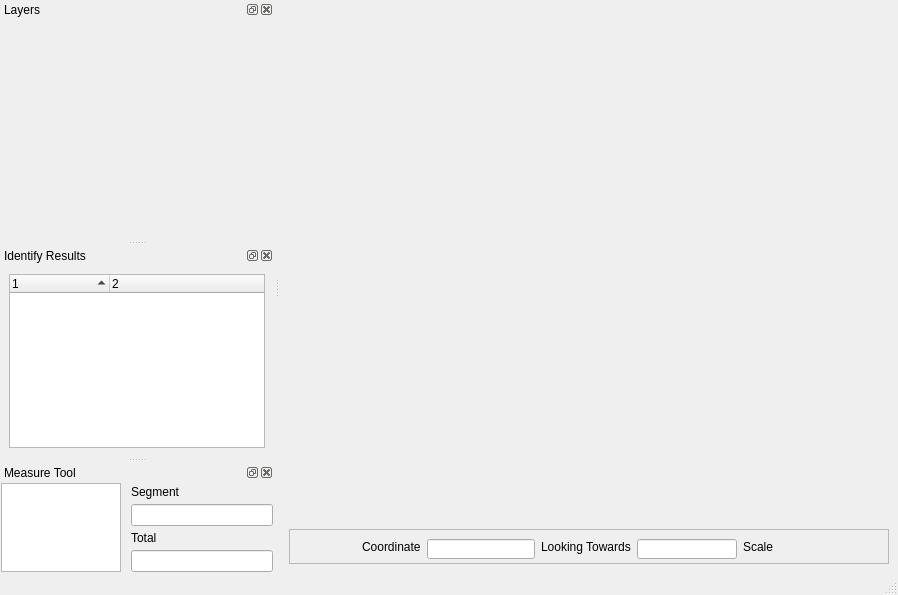
Old version of the form QDrillerPlugin/sectionview_base.ui in the repository valheran/QDriller.
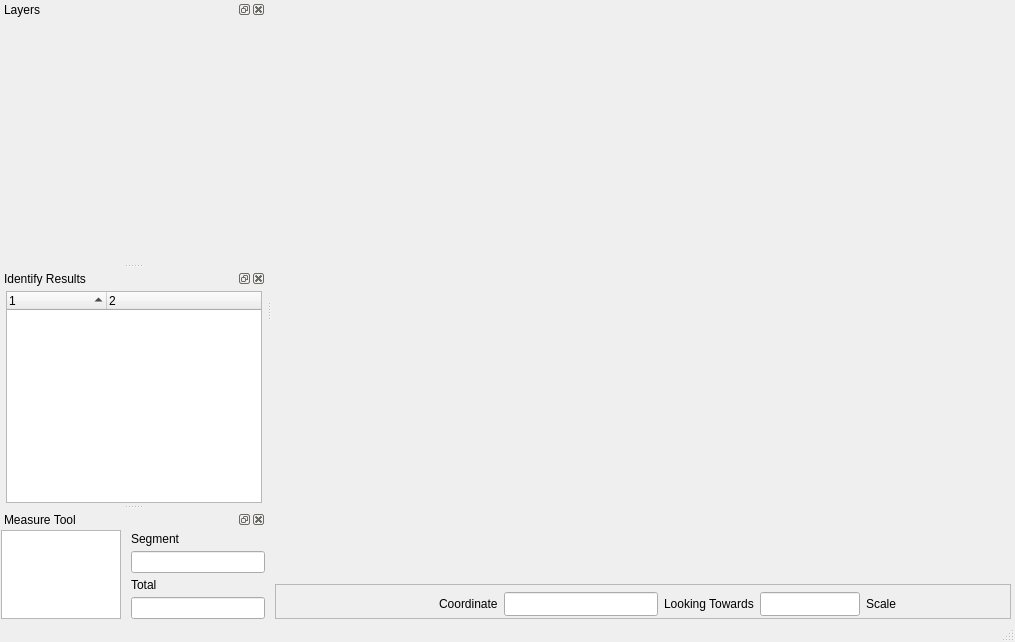
New version of the form. Icons and pictures are not drawn.

The edit to the form file:
```diff
--- a/QDrillerPlugin/sectionview_base.ui
+++ b/QDrillerPlugin/sectionview_base.ui
@@ -6,15 +6,66 @@
    <rect>
     <x>0</x>
     <y>0</y>
-    <width>898</width>
-    <height>595</height>
+    <width>1015</width>
+    <height>642</height>
    </rect>
   </property>
   <property name="windowTitle">
    <string>Section Viewer</string>
   </property>
+  <property name="documentMode">
+   <bool>false</bool>
+  </property>
   <widget class="QWidget" name="centralwidget">
    <layout class="QGridLayout" name="gridLayout">
+    <property name="leftMargin">
+     <number>3</number>
+    </property>
+    <property name="topMargin">
+     <number>3</number>
+    </property>
+    <property name="rightMargin">
+     <number>4</number>
+    </property>
+    <property name="bottomMargin">
+     <number>1</number>
+    </property>
+    <property name="horizontalSpacing">
+     <number>2</number>
+    </property>
+    <property name="verticalSpacing">
+     <number>1</number>
+    </property>
+    <item row="0" column="0">
+     <widget class="QFrame" name="fmeMap">
+      <property name="minimumSize">
+       <size>
+        <width>600</width>
+        <height>450</height>
+       </size>
+      </property>
+      <layout class="QVBoxLayout" name="vlyt">
+       <property name="sizeConstraint">
+        <enum>QLayout::SetNoConstraint</enum>
+       </property>
+       <property name="leftMargin">
+        <number>1</number>
+       </property>
+       <property name="topMargin">
+        <number>4</number>
+       </property>
+       <property name="rightMargin">
+        <number>5</number>
+       </property>
+       <property name="bottomMargin">
+        <number>1</number>
+       </property>
+       <item>
+        <layout class="QVBoxLayout" name="lytMap"/>
+       </item>
+      </layout>
+     </widget>
+    </item>
     <item row="1" column="0">
      <widget class="QFrame" name="frame_2">
       <property name="minimumSize">
@@ -36,6 +87,15 @@
        <enum>QFrame::Raised</enum>
       </property>
       <layout class="QHBoxLayout" name="horizontalLayout">
+       <property name="topMargin">
+        <number>7</number>
+       </property>
+       <property name="rightMargin">
+        <number>8</number>
+       </property>
+       <property name="bottomMargin">
+        <number>2</number>
+       </property>
        <item>
         <spacer name="horizontalSpacer">
          <property name="orientation">
@@ -191,6 +251,18 @@
      <enum>Qt::LeftToRight</enum>
     </property>
     <layout class="QVBoxLayout" name="verticalLayout">
+     <property name="leftMargin">
+      <number>1</number>
+     </property>
+     <property name="topMargin">
+      <number>1</number>
+     </property>
+     <property name="rightMargin">
+      <number>2</number>
+     </property>
+     <property name="bottomMargin">
+      <number>1</number>
+     </property>
      <item>
       <widget class="QWidget" name="wdgLegend" native="true">
        <property name="sizePolicy">
@@ -206,6 +278,18 @@
         </size>
        </property>
        <layout class="QVBoxLayout" name="verticalLayout_3">
+        <property name="leftMargin">
+         <number>6</number>
+        </property>
+        <property name="topMargin">
+         <number>3</number>
+        </property>
+        <property name="rightMargin">
+         <number>3</number>
+        </property>
+        <property name="bottomMargin">
+         <number>4</number>
+        </property>
         <item>
          <layout class="QVBoxLayout" name="lytLegend"/>
         </item>
@@ -236,6 +320,18 @@
      </sizepolicy>
     </property>
     <layout class="QVBoxLayout" name="verticalLayout_2">
+     <property name="leftMargin">
+      <number>6</number>
+     </property>
+     <property name="topMargin">
+      <number>3</number>
+     </property>
+     <property name="rightMargin">
+      <number>4</number>
+     </property>
+     <property name="bottomMargin">
+      <number>1</number>
+     </property>
      <item>
       <layout class="QVBoxLayout" name="lytIdentify">
        <property name="sizeConstraint">
```
Left out of the diff: 146 changed lines with no effect on the pictures.
